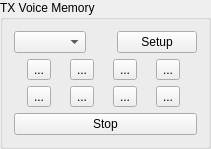
This is mqt/MqtLogger/txvmbuttonsframe.ui in Rsclub22/Minos2-Mirror as Qt 5 draws it before an edit. The edited form follows.
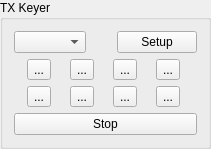
This is the edited form.

Commit message: more PTT and Voice Memory work

```diff
--- a/mqt/MqtLogger/txvmbuttonsframe.ui
+++ b/mqt/MqtLogger/txvmbuttonsframe.ui
@@ -7,14 +7,14 @@
     <x>0</x>
     <y>0</y>
     <width>211</width>
-    <height>141</height>
+    <height>145</height>
    </rect>
   </property>
   <property name="windowTitle">
    <string>GroupBox</string>
   </property>
   <property name="title">
-   <string>TX Voice Memory</string>
+   <string>TX Keyer</string>
   </property>
   <layout class="QVBoxLayout" name="verticalLayout_3">
    <item>
```
The commit also changes 24 other files.
